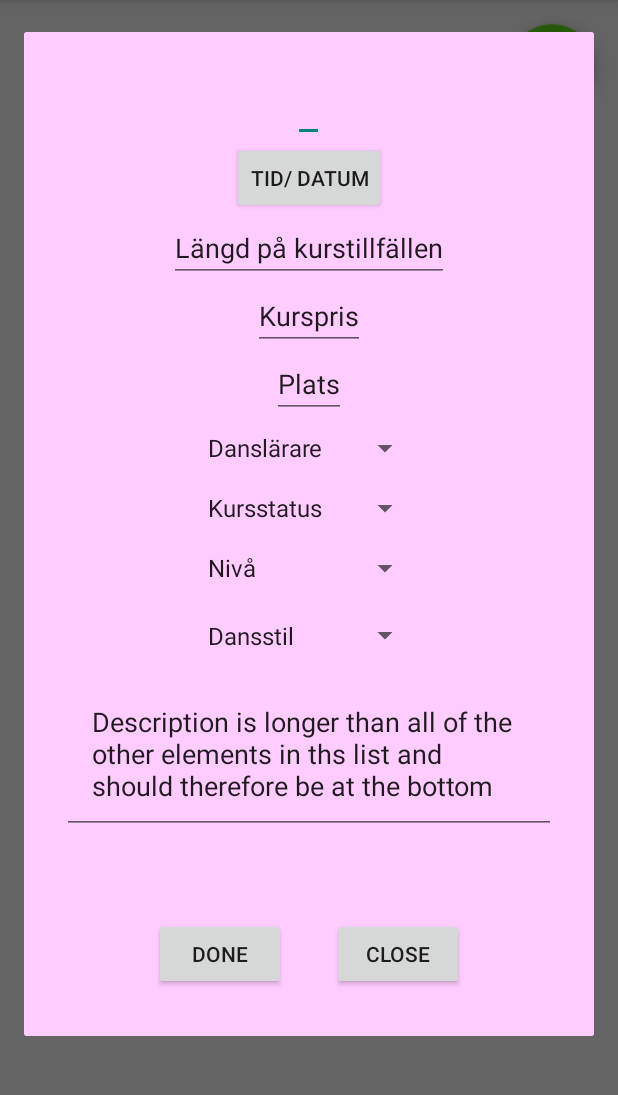
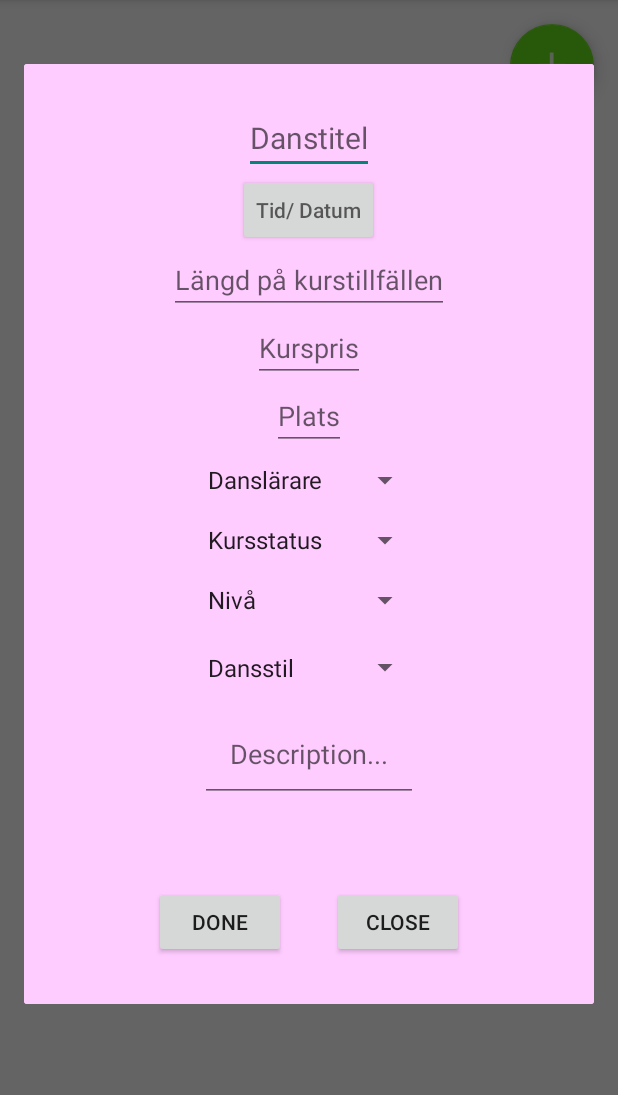
Before and after one commit to Didoniac/Dance-App15, an Android app: the screen it shows after launch (MainActivity), after a tap on an icon or button, on a phone screen of 412 x 824 dp, the part 84-1179 px from its top. Run offline under Robolectric (Android 15) with nearby library versions, the phone set to English and light mode, and no system bars.

Commit message:
dropdown med selection

```diff
--- a/app/src/main/java/com/example/umyhpuscdi/danceapp15/CreateEditCourse.java
+++ b/app/src/main/java/com/example/umyhpuscdi/danceapp15/CreateEditCourse.java
@@ -11,6 +11,7 @@
 import android.view.LayoutInflater;
 import android.view.View;
 import android.view.ViewGroup;
+import android.widget.AdapterView;
 import android.widget.ArrayAdapter;
 import android.widget.Button;
 import android.widget.EditText;
@@ -30,6 +31,8 @@
 
     EditText editTitle, durationOfOneCourse, priceOfCourse, editLocation, editDescription;
     Button buttonDone, buttonCancel;
+
+    String teacherName,courseStatus,courseLevel,danceStyle;
 
     MainActivity mainActivity;
 
@@ -60,7 +63,7 @@
                              Bundle savedInstanceState) {
         // Inflate the layout for this fragment
 
-        mainActivity = (MainActivity)getActivity();
+        mainActivity = (MainActivity) getActivity();
 
         String s = "";
 
@@ -72,22 +75,22 @@
 
         View v = inflater.inflate(R.layout.fragment_create_edit_course, container, false);
         //editTeacher = (EditText)v.findViewById(R.id.teacher);
-        editDescription = (EditText)v.findViewById(R.id.description);
-        durationOfOneCourse = (EditText)v.findViewById(R.id.durationOfOneCourse);
-        priceOfCourse = (EditText)v.findViewById(R.id.priceOfCourse);
+        editDescription = (EditText) v.findViewById(R.id.description);
+        durationOfOneCourse = (EditText) v.findViewById(R.id.durationOfOneCourse);
+        priceOfCourse = (EditText) v.findViewById(R.id.priceOfCourse);
 
-        teacherSpinner = (Spinner)v.findViewById(R.id.teacherSpinner);
-        statusSpinner  = (Spinner)v.findViewById(R.id.statusSpinner);
-        levelSpinner  = (Spinner)v.findViewById(R.id.levelSpinner);
-        danceStyleSpinner  = (Spinner)v.findViewById(R.id.danceStyleSpinner);
+        teacherSpinner = (Spinner) v.findViewById(R.id.teacherSpinner);
+        statusSpinner = (Spinner) v.findViewById(R.id.statusSpinner);
+        levelSpinner = (Spinner) v.findViewById(R.id.levelSpinner);
+        danceStyleSpinner = (Spinner) v.findViewById(R.id.danceStyleSpinner);
 
-        editLocation = (EditText)v.findViewById(R.id.place);
+        editLocation = (EditText) v.findViewById(R.id.place);
         //editTimeAndDate = (EditText)v.findViewById(R.id.timeAndDate);
-        editTitle = (EditText)v.findViewById(R.id.title);
+        editTitle = (EditText) v.findViewById(R.id.title);
 
-        buttonCancel = (Button)v.findViewById(R.id.buttonCancel);
-        buttonDone = (Button)v.findViewById(R.id.buttonDone);
-        buttonTime= (Button)v.findViewById(R.id.dateTimeButton);
+        buttonCancel = (Button) v.findViewById(R.id.buttonCancel);
+        buttonDone = (Button) v.findViewById(R.id.buttonDone);
+        buttonTime = (Button) v.findViewById(R.id.dateTimeButton);
 
 
         teacherList.add("Danslärare");
@@ -114,24 +117,21 @@
         danceStyleList.add("Slow");
         danceStyleList.add("Autentisk jazz");
 
-        adapterForTeacherSpinner = new ArrayAdapter(getActivity(),android.R.layout.simple_spinner_item,teacherList);
-        adapterForTeacherSpinner.setDropDownViewResource(android.R.layout. simple_spinner_dropdown_item);
-        teacherSpinner.setAdapter( adapterForTeacherSpinner);
+        adapterForTeacherSpinner = new ArrayAdapter(getActivity(), android.R.layout.simple_spinner_item, teacherList);
+        adapterForTeacherSpinner.setDropDownViewResource(android.R.layout.simple_spinner_dropdown_item);
+        teacherSpinner.setAdapter(adapterForTeacherSpinner);
 
-        adapterForStatusSpinner = new ArrayAdapter(getActivity(),android.R.layout.simple_spinner_item,statusList);
-        adapterForStatusSpinner.setDropDownViewResource(android.R.layout. simple_spinner_dropdown_item);
-        statusSpinner.setAdapter( adapterForStatusSpinner);
+        adapterForStatusSpinner = new ArrayAdapter(getActivity(), android.R.layout.simple_spinner_item, statusList);
+        adapterForStatusSpinner.setDropDownViewResource(android.R.layout.simple_spinner_dropdown_item);
+        statusSpinner.setAdapter(adapterForStatusSpinner);
 
-        adapterForLevelSpinner = new ArrayAdapter(getActivity(),android.R.layout.simple_spinner_item,levelList);
-        adapterForLevelSpinner.setDropDownViewResource(android.R.layout. simple_spinner_dropdown_item);
-        levelSpinner.setAdapter( adapterForLevelSpinner);
+        adapterForLevelSpinner = new ArrayAdapter(getActivity(), android.R.layout.simple_spinner_item, levelList);
+        adapterForLevelSpinner.setDropDownViewResource(android.R.layout.simple_spinner_dropdown_item);
+        levelSpinner.setAdapter(adapterForLevelSpinner);
 
-        adapterForDanceStyleSpinner = new ArrayAdapter(getActivity(),android.R.layout.simple_spinner_item,danceStyleList);
-        adapterForDanceStyleSpinner.setDropDownViewResource(android.R.layout. simple_spinner_dropdown_item);
-        danceStyleSpinner.setAdapter( adapterForDanceStyleSpinner);
-
-
-
+        adapterForDanceStyleSpinner = new ArrayAdapter(getActivity(), android.R.layout.simple_spinner_item, danceStyleList);
+        adapterForDanceStyleSpinner.setDropDownViewResource(android.R.layout.simple_spinner_dropdown_item);
+        danceStyleSpinner.setAdapter(adapterForDanceStyleSpinner);
 
         editTitle.setText(s);
 
@@ -140,9 +140,64 @@
             public void onClick(View v) {
 
                 showDatePickerDialog(v);
-
             }
         });
+
+        teacherSpinner.setOnItemSelectedListener(new AdapterView.OnItemSelectedListener() {
+             @Override
+             public void onItemSelected(AdapterView<?> parent, View view, int position, long id) {
+                 teacherName = parent.getItemAtPosition(position).toString();
+
+             }
+
+             @Override
+             public void onNothingSelected(AdapterView<?> parent) {
+
+             }
+        }
+        );
+
+        statusSpinner.setOnItemSelectedListener(new AdapterView.OnItemSelectedListener() {
+             @Override
+             public void onItemSelected(AdapterView<?> parent, View view, int position, long id) {
+                 courseStatus = parent.getItemAtPosition(position).toString();
+             }
+
+             @Override
+             public void onNothingSelected(AdapterView<?> parent) {
+
+             }
+         }
+        );
+
+        levelSpinner.setOnItemSelectedListener(new AdapterView.OnItemSelectedListener() {
+                @Override
+                public void onItemSelected(AdapterView<?> parent, View view, int position, long id) {
+                    courseLevel = parent.getItemAtPosition(position).toString();
+                }
+
+                @Override
+                public void onNothingSelected(AdapterView<?> parent) {
+
+                }
+            }
+        );
+
+        danceStyleSpinner.setOnItemSelectedListener(new AdapterView.OnItemSelectedListener() {
+               @Override
+               public void onItemSelected(AdapterView<?> parent, View view, int position, long id) {
+                   danceStyle = parent.getItemAtPosition(position).toString();
+               }
+
+               @Override
+               public void onNothingSelected(AdapterView<?> parent) {
+
+               }
+           }
+        );
+
+
+
 
         buttonDone.setOnClickListener(new View.OnClickListener() {
             @Override
--- a/app/src/main/res/layout/fragment_create_edit_course.xml
+++ b/app/src/main/res/layout/fragment_create_edit_course.xml
@@ -29,32 +29,32 @@
                 android:id="@+id/title"
                 android:layout_width="wrap_content"
                 android:layout_height="wrap_content"
-                android:text="Danstitel" />
+                android:hint="Danstitel" />
 
             <Button
                 android:id="@+id/dateTimeButton"
                 android:layout_width="wrap_content"
                 android:layout_height="wrap_content"
-                android:text="Tid/ Datum" />
+                android:hint="Tid/ Datum" />
 
         !-- Kommentar --!
             <EditText
                 android:id="@+id/durationOfOneCourse"
                 android:layout_width="wrap_content"
                 android:layout_height="wrap_content"
-                android:text="Längd på kurstillfällen" />
+                android:hint="Längd på kurstillfällen" />
 
             <EditText
                 android:id="@+id/priceOfCourse"
                 android:layout_width="wrap_content"
                 android:layout_height="wrap_content"
-                android:text="Kurspris" />
+                android:hint="Kurspris" />
 
             <EditText
                 android:id="@+id/place"
                 android:layout_width="wrap_content"
                 android:layout_height="wrap_content"
-                android:text="Plats" />
+                android:hint="Plats" />
 
             <Spinner
                 android:id="@+id/teacherSpinner"
@@ -86,7 +86,7 @@
                 android:id="@+id/description"
                 android:layout_width="wrap_content"
                 android:layout_height="wrap_content"
-                android:text="Description is longer than all of the other elements in ths list and should therefore be at the bottom" />
+                android:hint="Description..." />
 
 
 
```
Also changed, not shown: 3 other files.
